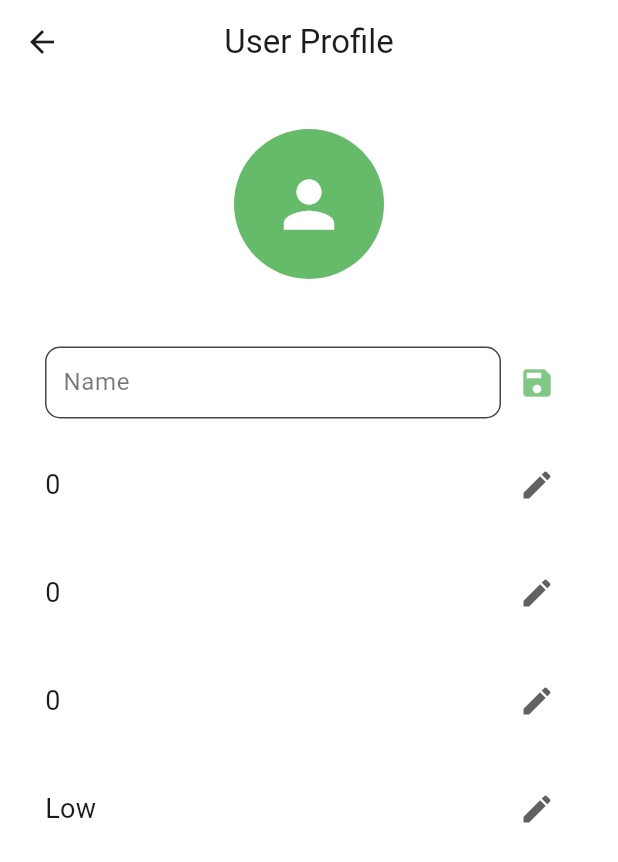
After one commit to ifeng6/CIC-Hackathon-2024, a Flutter app: the ViewProfilePage screen opened directly, after a tap on the "edit" icon, on a phone screen of 412 x 824 dp. The commit adds this screen. Shown: the top 862 px of the screen. Run offline on Flutter 3.47's test engine with Material 3 defaults, Android fonts, the phone set to English and light mode, and no system bars; our stand-ins replace hive, hive_flutter, image_picker; accounts and stored records are empty.

Commit message:
Edit profile

```diff
--- a/smart_macro/lib/main.dart
+++ b/smart_macro/lib/main.dart
@@ -19,8 +19,8 @@ class MyApp extends StatelessWidget {
   @override
   Widget build(BuildContext context) {
     var userProfileBox = Hive.box('userProfile');
-    // bool hasProfile = userProfileBox.get("hasProfile", defaultValue: false);
-    bool hasProfile = false;
+    bool hasProfile = userProfileBox.get("hasProfile", defaultValue: false);
+    // bool hasProfile = false;
 
     return MaterialApp(
       title: 'Receipt App',
--- a/smart_macro/lib/screens/home_screen.dart
+++ b/smart_macro/lib/screens/home_screen.dart
@@ -1,6 +1,8 @@
 import 'package:flutter/material.dart';
+import 'package:hive/hive.dart';
 import 'package:image_picker/image_picker.dart';
 import 'package:smart_macro/screens/receipt_screen.dart';
+import 'package:smart_macro/screens/view_profile.dart';
 
 class ReceiptScannerPage extends StatefulWidget {
   @override
@@ -9,6 +11,14 @@ class ReceiptScannerPage extends StatefulWidget {
 
 class _ReceiptScannerPageState extends State<ReceiptScannerPage> {
   final ImagePicker _picker = ImagePicker();
+  var userProfileBox = Hive.box('userProfile');
+  String? name;
+
+  @override
+  void initState() {
+    super.initState();
+    name = userProfileBox.get("name", defaultValue: null);
+  }
 
   Future<void> _scanReceipt() async {
     // final XFile? image = await _picker.pickImage(source: ImageSource.camera);
@@ -31,11 +41,22 @@ class _ReceiptScannerPageState extends State<ReceiptScannerPage> {
                 // Profile icon at the top left
                 Padding(
                   padding: const EdgeInsets.all(16.0),
-                  child: Icon(
-                    Icons.person_outline,
-                    size: 32,
-                    color: Colors.grey[700],
-                  ),
+                  child: IconButton(
+                    icon: Padding(
+                      padding: const EdgeInsets.all(16.0),
+                      child: Icon(
+                        Icons.person_outline,
+                        size: 32,
+                        color: Colors.grey[700],
+                      ),
+                    ),
+                    onPressed: () {
+                      Navigator.push(
+                        context,
+                        MaterialPageRoute(builder: (context) => ViewProfilePage()), // Make sure to import the ViewProfilePage
+                      );
+                    },
+                  )
                 ),
                 SizedBox(height: 20),
                 // Center content
--- /dev/null
+++ b/smart_macro/lib/screens/view_profile.dart
@@ -0,0 +1,231 @@
+import 'package:flutter/material.dart';
+import 'package:hive/hive.dart';
+import 'package:smart_macro/components/text_field.dart';
+import 'package:smart_macro/models/activity_level.dart';
+
+class ViewProfilePage extends StatefulWidget {
+  @override
+  _ViewProfilePageState createState() => _ViewProfilePageState();
+}
+
+class _ViewProfilePageState extends State<ViewProfilePage> {
+  final TextEditingController nameController = TextEditingController();
+  final TextEditingController ageController = TextEditingController();
+  final TextEditingController heightController = TextEditingController();
+  final TextEditingController weightController = TextEditingController();
+
+  ActivityLevel? selectedActivityLevel;
+
+  bool isEditingName = false;
+  bool isEditingAge = false;
+  bool isEditingHeight = false;
+  bool isEditingWeight = false;
+  bool isEditingActivityLevel = false;
+
+  @override
+  void initState() {
+    super.initState();
+    loadProfileData();
+  }
+
+  void loadProfileData() {
+    var userProfile = Hive.box("userProfile");
+    nameController.text = userProfile.get("name", defaultValue: "") as String;
+    ageController.text = userProfile.get("age", defaultValue: "0").toString();
+    heightController.text = userProfile.get("height", defaultValue: "0").toString();
+    weightController.text = userProfile.get("weight", defaultValue: "0").toString();
+    selectedActivityLevel = stringToActivityLevel(userProfile.get("activitylevel", defaultValue: ""));
+  }
+
+  void saveProfileData() {
+    var userProfile = Hive.box("userProfile");
+    userProfile.put("name", nameController.text);
+    userProfile.put("age", int.parse(ageController.text));
+    userProfile.put("height", int.parse(heightController.text));
+    userProfile.put("weight", int.parse(weightController.text));
+    userProfile.put("activitylevel", activityLevelToString(selectedActivityLevel!));
+  }
+
+  void toggleEditing(String field) {
+    setState(() {
+      if (field == 'name') {
+        if (isEditingName) {
+          saveProfileData();
+        }
+        isEditingName = !isEditingName;
+      } else if (field == 'age') {
+        if (isEditingAge) {
+          saveProfileData();
+        }
+        isEditingAge = !isEditingAge;
+      } else if (field == 'height') {
+        if (isEditingHeight) {
+          saveProfileData();
+        }
+        isEditingHeight = !isEditingHeight;
+      } else if (field == 'weight') {
+        if (isEditingWeight) {
+          saveProfileData();
+        }
+        isEditingWeight = !isEditingWeight;
+      } else if (field == 'activityLevel') {
+        isEditingActivityLevel = !isEditingActivityLevel;
+      }
+    });
+  }
+
+  @override
+  Widget build(BuildContext context) {
+    return Scaffold(
+      appBar: AppBar(
+        title: const Text('User Profile'),
+        centerTitle: true,
+        automaticallyImplyLeading: true,
+        backgroundColor: Colors.white,
+        elevation: 0,
+      ),
+      body: Padding(
+        padding: const EdgeInsets.all(30.0),
+        child: SingleChildScrollView(
+          child: Column(
+            crossAxisAlignment: CrossAxisAlignment.start,
+            children: [
+              // Profile Icon
+              Center(
+                child: Container(
+                  width: 100,
+                  height: 100,
+                  decoration: BoxDecoration(
+                    color: Colors.green[400],
+                    shape: BoxShape.circle,
+                  ),
+                  child: Center(
+                    child: Icon(
+                      Icons.person,
+                      size: 50,
+                      color: Colors.white,
+                    ),
+                  ),
+                ),
+              ),
+              const SizedBox(height: 45),
+
+              // Name Field
+              buildProfileField('Name', nameController, isEditingName, 'name'),
+              const SizedBox(height: 16),
+
+              // Age Field
+              buildProfileField('Age', ageController, isEditingAge, 'age'),
+              const SizedBox(height: 16),
+
+              // Height Field
+              buildProfileField('Height (cm)', heightController, isEditingHeight, 'height'),
+              const SizedBox(height: 16),
+
+              // Weight Field
+              buildProfileField('Weight (kg)', weightController, isEditingWeight, 'weight'),
+              const SizedBox(height: 16),
+
+              // Activity Level Field
+              buildActivityLevelField(),
+              const SizedBox(height: 30),
+            ],
+          ),
+        ),
+      ),
+    );
+  }
+
+  Widget buildProfileField(String label, TextEditingController controller, bool isEditing, String field) {
+    return Row(
+      mainAxisAlignment: MainAxisAlignment.spaceBetween,
+      children: [
+        Expanded(
+          child: isEditing
+              ? AppTextField(
+                  controller: controller,
+                  keyboardType: TextInputType.text,
+                  isObscure: false,
+                  label: label,
+                )
+              : Container(
+                  padding: EdgeInsets.symmetric(vertical: 15),
+                  decoration: BoxDecoration(
+                    color: Colors.white,
+                    borderRadius: BorderRadius.circular(5),
+                  ),
+                  child: Text(
+                    controller.text,
+                    style: TextStyle(fontSize: 18), // Increased font size
+                  ),
+                ),
+        ),
+        IconButton(
+          icon: Icon(isEditing ? Icons.save : Icons.edit),
+          color: isEditing ? Colors.green[300] : Colors.grey[700],
+          onPressed: () => toggleEditing(field),
+        ),
+      ],
+    );
+  }
+
+  Widget buildActivityLevelField() {
+    return Row(
+      mainAxisAlignment: MainAxisAlignment.spaceBetween,
+      children: [
+        Expanded(
+          child: isEditingActivityLevel
+              ? DropdownButtonFormField<ActivityLevel>(
+                  value: selectedActivityLevel,
+                  items: ActivityLevel.values.map((ActivityLevel level) {
+                    return DropdownMenuItem<ActivityLevel>(
+                      value: level,
+                      child: Text(activityLevelToString(level)),
+                    );
+                  }).toList(),
+                  onChanged: (ActivityLevel? newValue) {
+                    setState(() {
+                      selectedActivityLevel = newValue;
+                    });
+                  },
+                  decoration: InputDecoration(
+                    filled: true,
+                    fillColor: Colors.white,
+                    enabledBorder: OutlineInputBorder(
+                      borderRadius: BorderRadius.circular(5.0),
+                      borderSide: BorderSide(
+                        color: Colors.grey, // Change this to your desired color
+                        width: 1.0,
+                      ),
+                    ),
+                    focusedBorder: OutlineInputBorder(
+                      borderRadius: BorderRadius.circular(5.0),
+                      borderSide: BorderSide(
+                        color: Colors.grey, // Change this to your desired color for focused state
+                        width: 1.0,
+                      ),
+                    ),
+                  ),
+                )
+              : Container(
+                  padding: EdgeInsets.symmetric(vertical: 15),
+                  decoration: BoxDecoration(
+                    color: Colors.white,
+                    borderRadius: BorderRadius.circular(5),
+                  ),
+                  child: Text(
+                    activityLevelToString(selectedActivityLevel!),
+                    style: TextStyle(fontSize: 18), // Increased font size
+                  ),
+                ),
+        ),
+        IconButton(
+          icon: Icon(isEditingActivityLevel ? Icons.save : Icons.edit),
+          color: isEditingActivityLevel ? Colors.green[300] : Colors.grey[700],
+          onPressed: () => toggleEditing('activityLevel'),
+        ),
+      ],
+    );
+  }
+
+}
```
